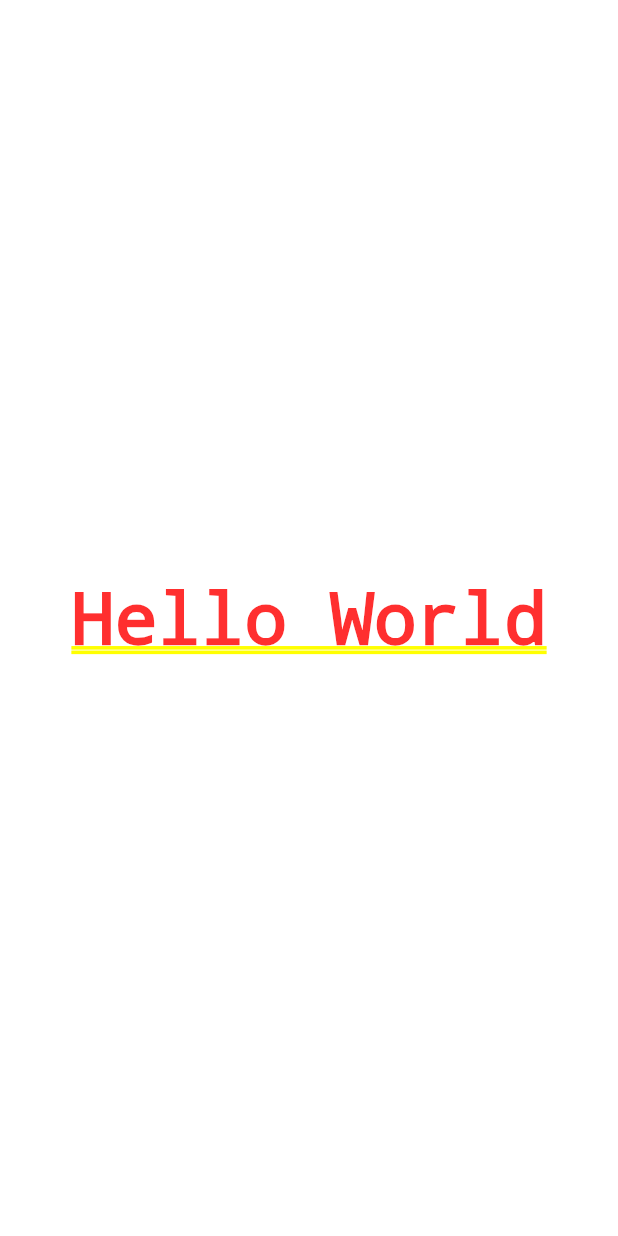
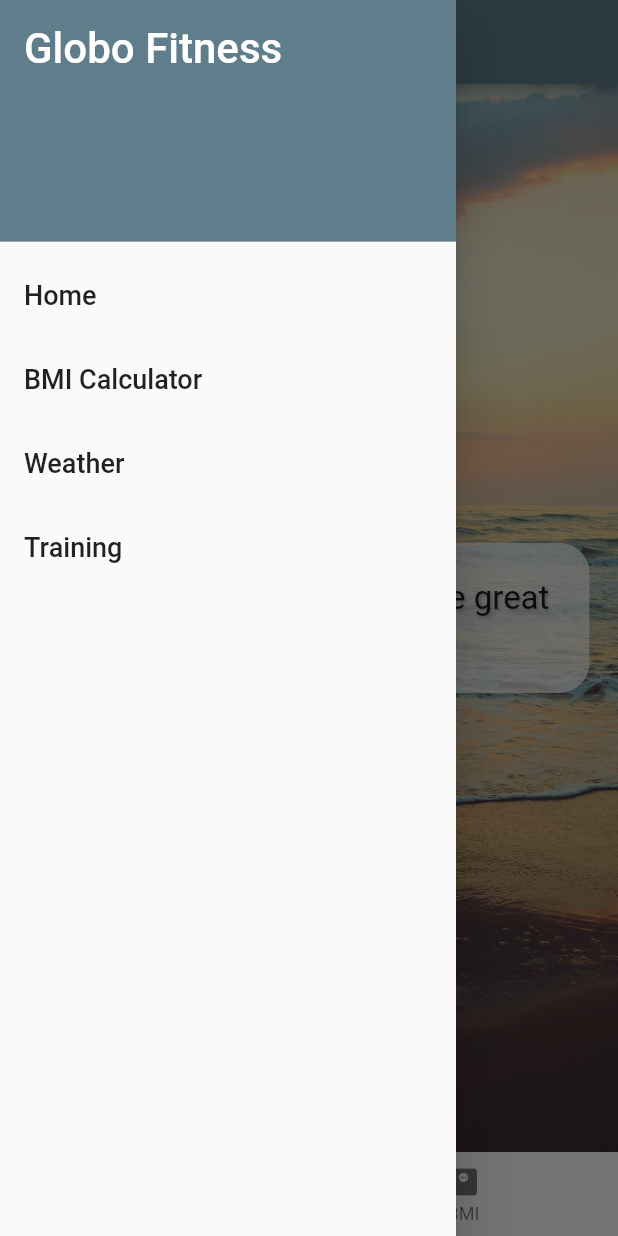
Before and after one commit to Safwene12/globe_app, a Flutter app: the screen it shows after launch, with the side drawer open (before the commit the screen has no drawer), on a phone screen of 412 x 824 dp. Run offline on Flutter 3.47's test engine with Material 2 defaults, Android fonts, the phone set to English and light mode, and no system bars.

Commit message:
intro screen + navigation

```diff
--- a/lib/main.dart
+++ b/lib/main.dart
@@ -1,4 +1,6 @@
 import 'package:flutter/material.dart';
+import '../screens/bmi_screen.dart';
+import '../screens/intro_screen.dart';
 
 void main() {
   runApp(const GlobeApp());
@@ -10,9 +12,14 @@ class GlobeApp extends StatelessWidget {
   @override
   Widget build(BuildContext context) {
     return MaterialApp(
-      home: Center(
-        child: Text("Hello World"),
+      theme: ThemeData(
+        primarySwatch: Colors.blueGrey
       ),
+      routes: {
+        '/': (context) => const IntroScreen(),
+        '/bmi': (context) => const BMIScreen(),
+      },
+      initialRoute: '/',
     );
   }
 }
--- /dev/null
+++ b/lib/screens/bmi_screen.dart
@@ -0,0 +1,21 @@
+import 'package:flutter/material.dart';
+import 'package:globe_app/widgets/menu_bottom.dart';
+import 'package:globe_app/widgets/menu_drawer.dart';
+
+class BMIScreen extends StatelessWidget {
+  const BMIScreen({Key? key}) : super(key: key);
+
+  @override
+  Widget build(BuildContext context) {
+    return Scaffold(
+      appBar: AppBar(
+        title: Text('BMI Calculator'),
+      ),
+      drawer: MenuDrawer(),
+      bottomNavigationBar: MenuButtom(),
+      body: Center(
+        child: FlutterLogo(),
+      ),
+    );
+  }
+}
--- /dev/null
+++ b/lib/screens/intro_screen.dart
@@ -0,0 +1,47 @@
+import 'package:flutter/material.dart';
+import 'package:globe_app/widgets/menu_bottom.dart';
+import 'package:globe_app/widgets/menu_drawer.dart';
+
+class IntroScreen extends StatelessWidget {
+  const IntroScreen({Key? key}) : super(key: key);
+
+  @override
+  Widget build(BuildContext context) {
+    return Scaffold(
+      appBar: AppBar(
+        title: const Text("Globo Fitness"),
+      ),
+      drawer: MenuDrawer(),
+      bottomNavigationBar: MenuButtom(),
+      body: Container(
+        decoration: const BoxDecoration(
+            image: DecorationImage(
+                image: AssetImage('assets/images/background.jpg'),
+                fit: BoxFit.cover
+            )
+        ),
+        child:Center(
+          child: Container(
+            padding: EdgeInsets.all(24),
+            decoration: BoxDecoration(
+              color: Colors.white70,
+              borderRadius: BorderRadius.all(Radius.circular(20)),
+            ),
+            child: Text(
+              'Commit to be fit, dare to be great \nwith global fitness',
+              textAlign: TextAlign.center,
+              style: TextStyle(
+                  fontSize: 22,
+                  shadows: [Shadow(
+                      offset: Offset(1.0,1.0),
+                      blurRadius: 2.0,
+                      color: Colors.grey
+                  )]
+              ),
+            ),
+          ),
+        ),
+      ),
+    );
+  }
+}
--- /dev/null
+++ b/lib/widgets/menu_bottom.dart
@@ -0,0 +1,34 @@
+import 'package:flutter/material.dart';
+
+class MenuButtom extends StatelessWidget {
+  const MenuButtom({Key? key}) : super(key: key);
+
+  @override
+  Widget build(BuildContext context) {
+    return BottomNavigationBar(
+      onTap: (int index){
+        switch (index){
+          case 0 :
+            Navigator.pushNamed(context, '/');
+            break;
+          case 1:
+            Navigator.pushNamed(context, '/bmi');
+            break;
+        }
+      },
+      items: const [
+        BottomNavigationBarItem(
+            icon: Icon(
+                Icons.home
+            ),
+            label: "Home"
+        ),BottomNavigationBarItem(
+            icon: Icon(
+                Icons.monitor_weight
+            ),
+            label: "BMI"
+        ),
+      ],
+    );
+  }
+}
--- /dev/null
+++ b/lib/widgets/menu_drawer.dart
@@ -0,0 +1,43 @@
+import 'package:flutter/material.dart';
+
+class MenuDrawer extends StatelessWidget {
+  const MenuDrawer({Key? key}) : super(key: key);
+
+  @override
+  Widget build(BuildContext context) {
+    return Drawer(
+      child: ListView(
+        children: buildMenuItems(context),
+      ),
+    );
+  }
+
+  List<Widget> buildMenuItems(BuildContext context) {
+    final List<String> menuTitles = [
+      'Home',
+      "BMI Calculator",
+      "Weather",
+      "Training"
+    ];
+    List<Widget> menuItems = [];
+    menuItems.add(DrawerHeader(
+      decoration: BoxDecoration(color: Colors.blueGrey),
+      child: Text(
+        'Globo Fitness',
+        style: TextStyle(color: Colors.white, fontSize: 28),
+      ),
+    ));
+    menuTitles.forEach((element) {
+      menuItems.add(
+        ListTile(
+          title: Text(
+            element,
+            style: TextStyle(fontSize: 18),
+          ),
+          onTap: (){},
+        ),
+      );
+    });
+    return menuItems;
+  }
+}
--- a/pubspec.yaml
+++ b/pubspec.yaml
@@ -58,9 +58,8 @@ flutter:
   uses-material-design: true
 
   # To add assets to your application, add an assets section, like this:
-  # assets:
-  #   - images/a_dot_burr.jpeg
-  #   - images/a_dot_ham.jpeg
+  assets:
+   - assets/images/
 
   # An image asset can refer to one or more resolution-specific "variants", see
   # https://flutter.dev/assets-and-images/#resolution-aware.
```
Also changed, not shown: assets/images/background.jpg (added), 2 other files.
